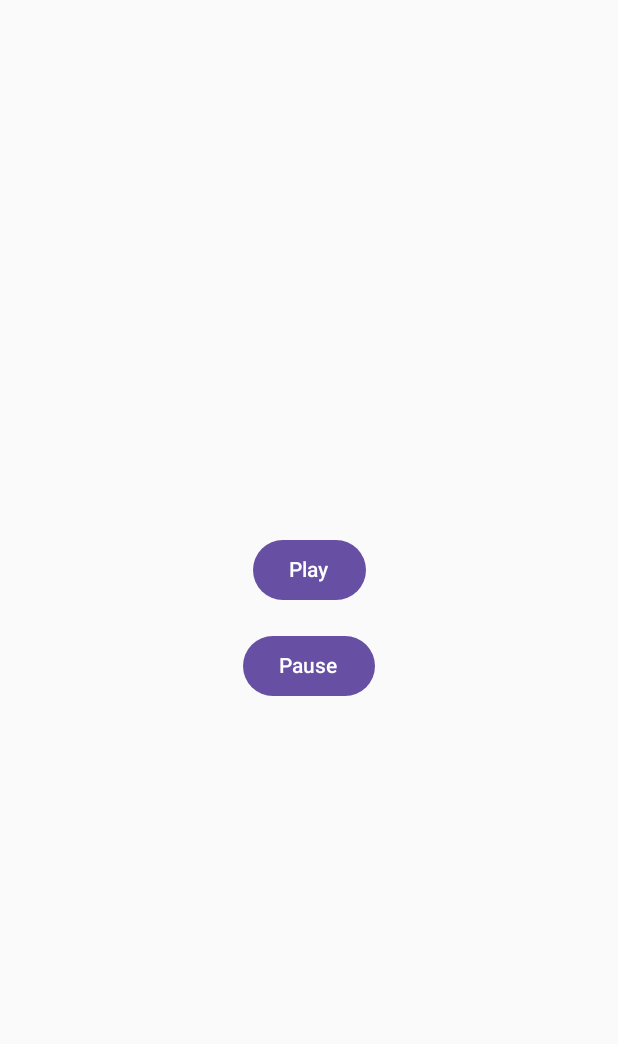
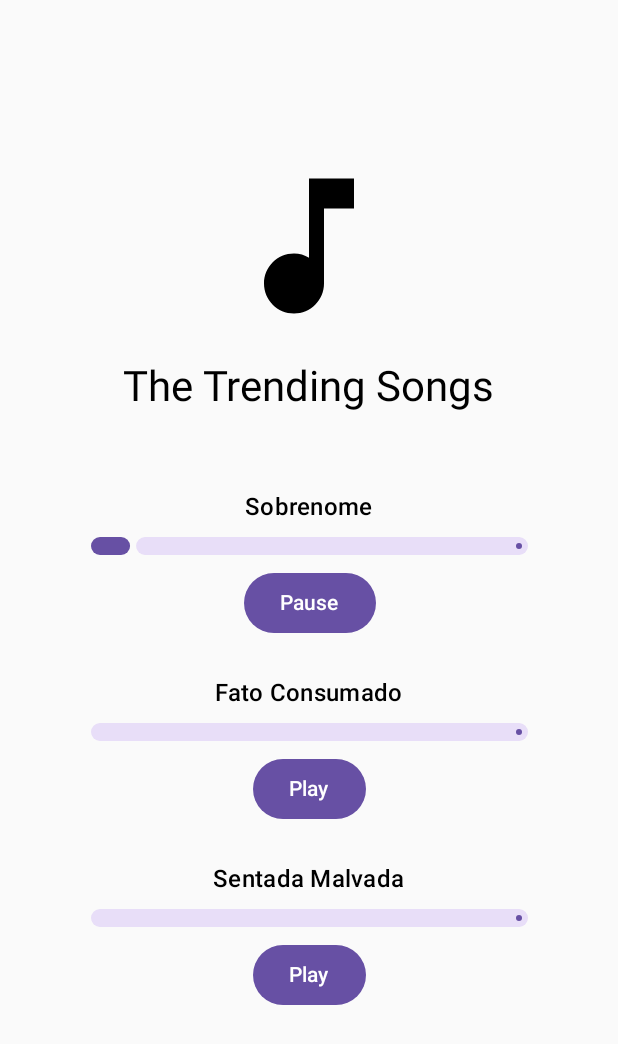
Before and after one commit to DevBecaRB/MusicPlayer, an Android app built with Jetpack Compose: the screen it shows after launch (MainActivity), after a tap on "Play", on a phone screen of 412 x 824 dp. Shown: the top 1044 px of the screen. Run offline under Robolectric (Android 15) with nearby library versions, the phone set to English and light mode, and no system bars.

Commit message:
Mudança na estrutura e adição da barra de progresso

```diff
--- a/app/src/main/java/com/example/musicplayer/MusicPlayerScreen.kt
+++ b/app/src/main/java/com/example/musicplayer/MusicPlayerScreen.kt
@@ -1,21 +1,72 @@
 import android.content.Context
 import android.media.MediaPlayer
+import androidx.compose.foundation.Image
 import androidx.compose.foundation.layout.*
+import androidx.compose.foundation.shape.RoundedCornerShape
 import androidx.compose.material3.Button
+import androidx.compose.material3.LinearProgressIndicator
+import androidx.compose.material3.MaterialTheme
+import androidx.compose.material3.ProgressIndicatorDefaults
 import androidx.compose.material3.Text
 import androidx.compose.runtime.*
 import androidx.compose.ui.Alignment
 import androidx.compose.ui.Modifier
+import androidx.compose.ui.draw.clip
+import androidx.compose.ui.res.painterResource
 import androidx.compose.ui.unit.dp
 import com.example.musicplayer.R
+import kotlinx.coroutines.delay
 
 @Composable
 fun MusicPlayerScreen(context: Context) {
-    val mediaPlayer = remember {
-        MediaPlayer.create(context, R.raw.sobrenome)
+    val musicList = listOf(
+       R.raw.sobrenome to "Sobrenome",
+        R.raw.fatoconsumado to "Fato Consumado",
+        R.raw.sentadamalvada to "Sentada Malvada"
+    )
+
+    Column (
+        modifier = Modifier
+            .fillMaxSize()
+            .padding(24.dp),
+            horizontalAlignment = Alignment.CenterHorizontally
+    ) {
+
+        Spacer(modifier = Modifier.height(80.dp))
+
+        Image(
+            painter = painterResource(R.drawable.baseline_music_note_24),
+            contentDescription = "logo",
+            modifier = Modifier.size(120.dp)
+        )
+
+        Spacer(modifier = Modifier.height(16.dp))
+
+        Text("The Trending Songs", style = MaterialTheme.typography.headlineMedium)
+
+        Spacer(modifier = Modifier.height(50.dp))
+
+        musicList.forEach { (resId, title) ->
+
+            MusicItem(context = context, resId = resId, title = title)
+
+            Spacer(modifier = Modifier.height(24.dp))
+        }
     }
+}
 
+@Composable
+fun MusicItem(context: Context, resId: Int, title: String){
+    val mediaPlayer = remember { MediaPlayer.create(context, resId) }
     var isPlaying by remember { mutableStateOf(false) }
+    var progress by remember { mutableFloatStateOf(0f) }
+
+    LaunchedEffect(isPlaying) {
+        while (isPlaying && mediaPlayer.isPlaying){
+            progress = mediaPlayer.currentPosition.toFloat() / mediaPlayer.duration
+            delay(500)
+        }
+    }
 
     DisposableEffect(Unit) {
         onDispose {
@@ -23,31 +74,35 @@ fun MusicPlayerScreen(context: Context) {
         }
     }
 
-    Column (
+    Column(horizontalAlignment = Alignment.CenterHorizontally) {
+        Text(title, style = MaterialTheme.typography.titleMedium)
+
+        Spacer(modifier = Modifier.height(8.dp))
+
+        LinearProgressIndicator(
+        progress = progress,
         modifier = Modifier
-            .fillMaxSize()
-            .padding(32.dp),
-            verticalArrangement = Arrangement.Center,
-            horizontalAlignment = Alignment.CenterHorizontally
-    ) {
-        Button(onClick = {
-            if (!mediaPlayer.isPlaying) {
-                mediaPlayer.start()
-                isPlaying = true
-            }
-        }) {
-            Text("Play")
-        }
+            .fillMaxWidth(0.8f)
+            .height(12.dp)
+            .clip(RoundedCornerShape(4.dp)),
+        color = ProgressIndicatorDefaults.linearColor,
+        trackColor = ProgressIndicatorDefaults.linearTrackColor,
+        strokeCap = ProgressIndicatorDefaults.LinearStrokeCap
+        )
 
-        Spacer(modifier = Modifier.height(16.dp))
+        Spacer(modifier = Modifier.height(8.dp))
 
         Button(onClick = {
             if (mediaPlayer.isPlaying) {
                 mediaPlayer.pause()
                 isPlaying = false
+            } else {
+                mediaPlayer.start()
+                isPlaying = true
             }
         }) {
-            Text("Pause")
+            Text(if (isPlaying) "Pause" else "Play")
         }
     }
+
 }
--- /dev/null
+++ b/app/src/main/res/drawable/baseline_music_note_24.xml
@@ -0,0 +1,5 @@
+<vector xmlns:android="http://schemas.android.com/apk/res/android" android:height="24dp" android:tint="#000000" android:viewportHeight="24" android:viewportWidth="24" android:width="24dp">
+
+    <path android:fillColor="@android:color/white" android:pathData="M12,3v10.55c-0.59,-0.34 -1.27,-0.55 -2,-0.55 -2.21,0 -4,1.79 -4,4s1.79,4 4,4 4,-1.79 4,-4V7h4V3h-6z"/>
+
+</vector>
--- a/gradle/libs.versions.toml
+++ b/gradle/libs.versions.toml
@@ -1,5 +1,5 @@
 [versions]
-agp = "8.12.3"
+agp = "8.13.0"
 kotlin = "2.0.21"
 coreKtx = "1.10.1"
 junit = "4.13.2"
```
